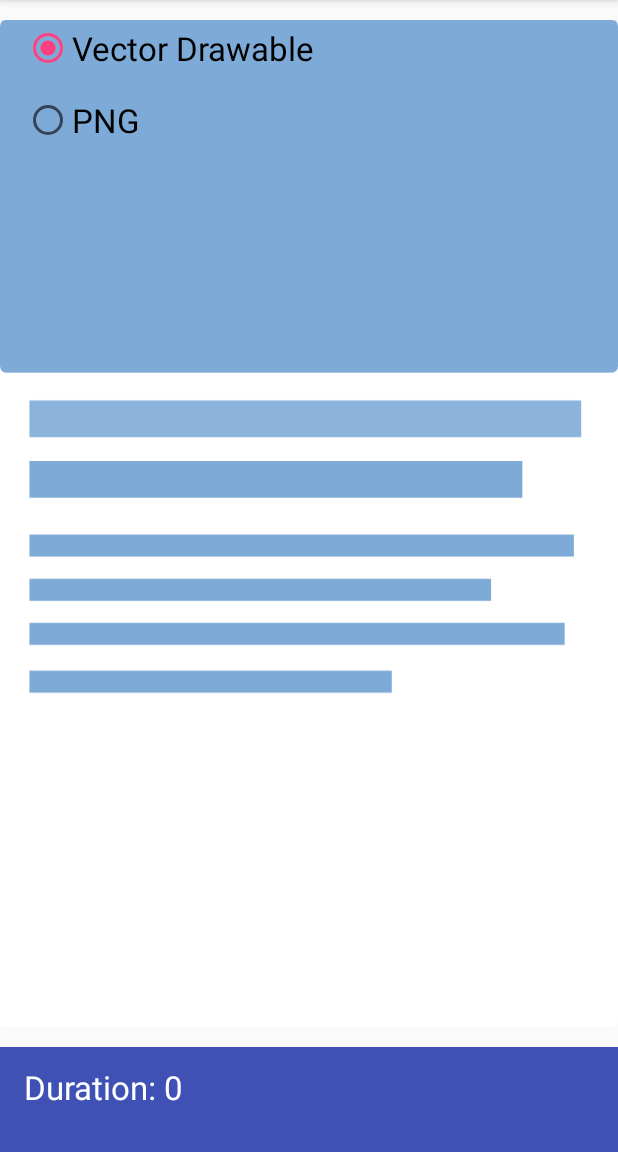
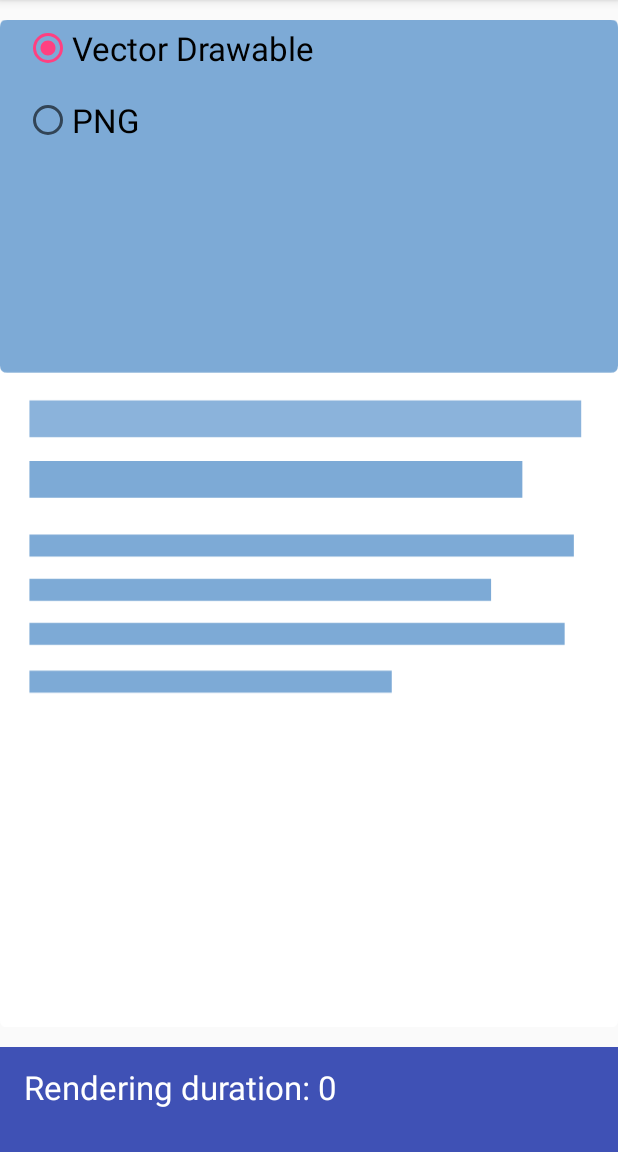
Before and after one commit to florina-muntenescu/Playground, an Android app: the VectorDrawablesPlaygroundActivity screen opened directly, with no data from a screen before it, on a phone screen of 412 x 824 dp, the part 84-1236 px from its top. Run offline under Robolectric (Android 15) with nearby library versions, the phone set to English and light mode, and no system bars.

Commit message:
Small updates of images and string.

```diff
--- a/app/src/main/AndroidManifest.xml
+++ b/app/src/main/AndroidManifest.xml
@@ -2,8 +2,11 @@
 <manifest package="fmuntenescu.playground"
     xmlns:android="http://schemas.android.com/apk/res/android">
 
+    <uses-permission android:name="android.permission.READ_EXTERNAL_STORAGE"/>
+    <uses-permission android:name="android.permission.WRITE_EXTERNAL_STORAGE"/>
     <application
         android:allowBackup="true"
+        android:hardwareAccelerated="true"
         android:icon="@mipmap/ic_launcher"
         android:label="@string/app_name"
         android:supportsRtl="true"
--- a/app/src/main/java/fmuntenescu/playground/vectordrawables/MeasurableImageView.java
+++ b/app/src/main/java/fmuntenescu/playground/vectordrawables/MeasurableImageView.java
@@ -48,7 +48,7 @@ public class MeasurableImageView extends ImageView {
     private void notifyDraw(final long startTime, final long endTime) {
         long duration = endTime - startTime;
 
-        Log.d("flo", "draw took " + duration);
+        Log.d("playground", "rendering took " + duration);
 
         if (mDrawListener != null) {
             mDrawListener.viewDrawn(duration);
--- a/app/src/main/res/layout/vector_drawables_playground_activity.xml
+++ b/app/src/main/res/layout/vector_drawables_playground_activity.xml
@@ -1,6 +1,5 @@
 <?xml version="1.0" encoding="utf-8"?>
 <RelativeLayout xmlns:android="http://schemas.android.com/apk/res/android"
-    xmlns:tools="http://schemas.android.com/tools"
     android:layout_width="match_parent"
     android:layout_height="match_parent">
 
@@ -8,8 +7,7 @@
         android:id="@+id/measurable_image"
         android:layout_width="match_parent"
         android:layout_height="match_parent"
-        android:layout_above="@+id/draw_duration_text"
-        tools:src="@drawable/placeholder_png" />
+        android:layout_above="@+id/draw_duration_text" />
 
     <RadioGroup
         android:id="@+id/drawable_choice"
@@ -48,6 +46,5 @@
         android:paddingBottom="@dimen/activity_vertical_margin"
         android:paddingLeft="@dimen/activity_horizontal_margin"
         android:textColor="@android:color/white"
-        android:textSize="@dimen/text_size_normal"
-        tools:text="Duration" />
+        android:textSize="@dimen/text_size_normal" />
 </RelativeLayout>
--- a/app/src/main/res/values/strings.xml
+++ b/app/src/main/res/values/strings.xml
@@ -11,5 +11,5 @@
     <string name="vector_drawables_playground">Vector Drawables Playground</string>
     <string name="vector_drawable">Vector Drawable</string>
     <string name="png">PNG</string>
-    <string name="duration">Duration: %s</string>
+    <string name="duration">Rendering duration: %s</string>
 </resources>
```
